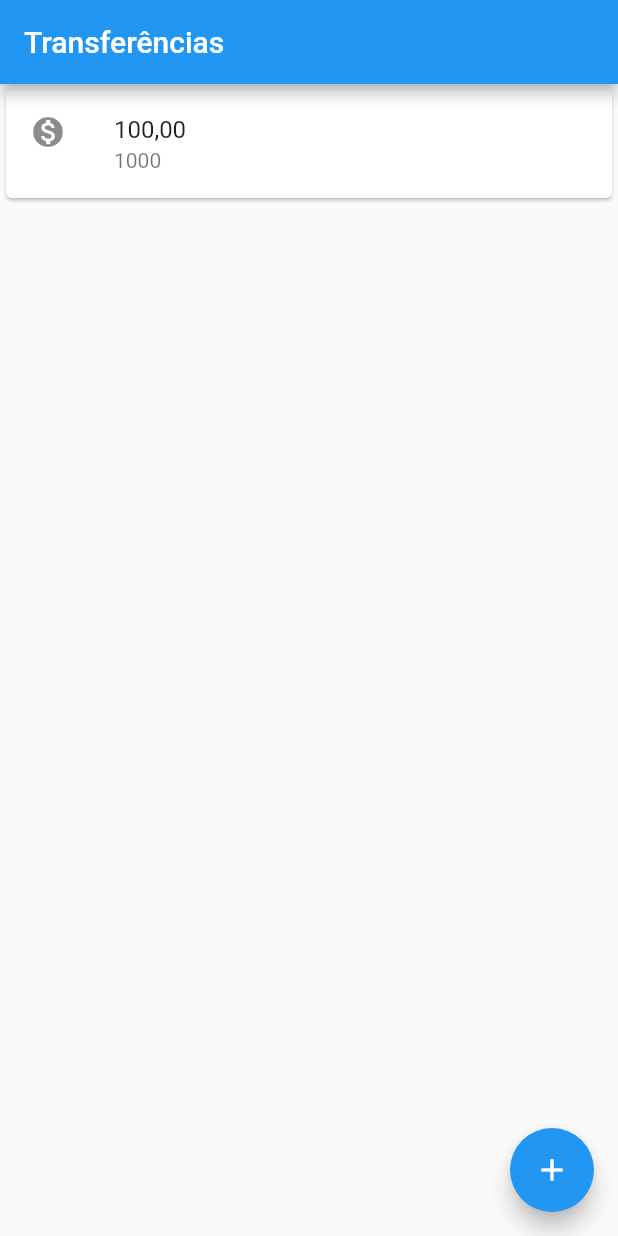
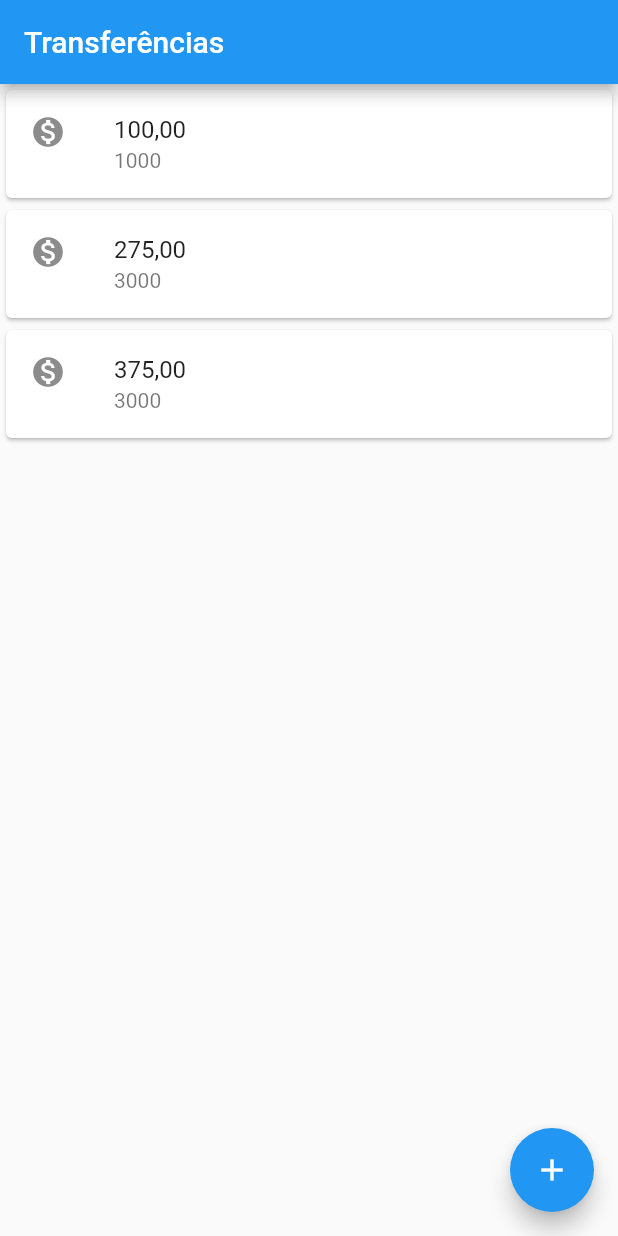
Before and after one commit to paulo-flores/bytebank, a Flutter app: the screen it shows after launch, on a phone screen of 412 x 824 dp. Run offline on Flutter 3.47's test engine with Material 2 defaults, Android fonts, the phone set to English and light mode, and no system bars.

```diff
--- a/lib/main.dart
+++ b/lib/main.dart
@@ -2,13 +2,7 @@ import 'package:flutter/material.dart';
 
 void main() => runApp(MaterialApp(
         home: Scaffold(
-      body: Card(
-        child: ListTile(
-          leading: Icon(Icons.monetization_on),
-          title: Text('100,00'),
-          subtitle: Text('1000'),
-        ),
-      ),
+      body: ListaTransferencias(),
       appBar: AppBar(
         title: Text('Transferências'),
       ),
@@ -16,3 +10,52 @@ void main() => runApp(MaterialApp(
         child: Icon(Icons.add),
       ),
     )));
+
+class ListaTransferencias extends StatelessWidget {
+  @override
+  Widget build(BuildContext context) {
+    // TODO: implement build
+    return Column(
+        children: <Widget>[
+          Card(
+            child: ListTile(
+              leading: Icon(Icons.monetization_on),
+              title: Text('100,00'),
+              subtitle: Text('1000'),
+            ),
+          ),
+          Card(
+            child: ListTile(
+              leading: Icon(Icons.monetization_on),
+              title: Text('275,00'),
+              subtitle: Text('3000'),
+            ),
+          ),
+           Card(
+            child: ListTile(
+              leading: Icon(Icons.monetization_on),
+              title: Text('375,00'),
+              subtitle: Text('3000'),
+            ),
+          ),
+        ],
+      );
+  }
+
+}
+
+
+class ItemTransferencia extends StatelessWidget{
+  @override
+  Widget build(BuildContext context) {
+    // TODO: implement build
+    return Card(
+            child: ListTile(
+              leading: Icon(Icons.monetization_on),
+              title: Text('375,00'),
+              subtitle: Text('3000'),
+            ),
+          );
+  }
+
+}
```
